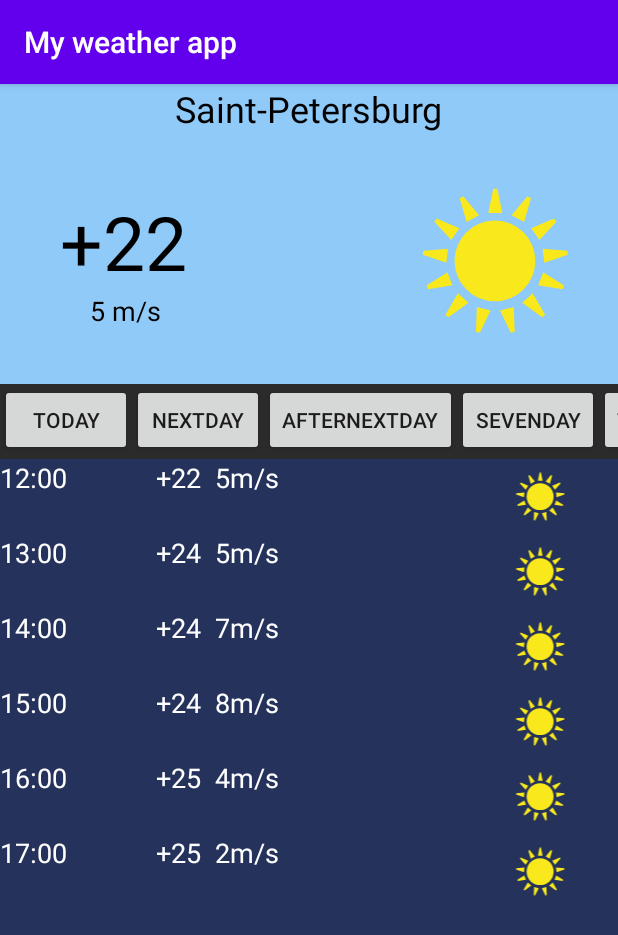
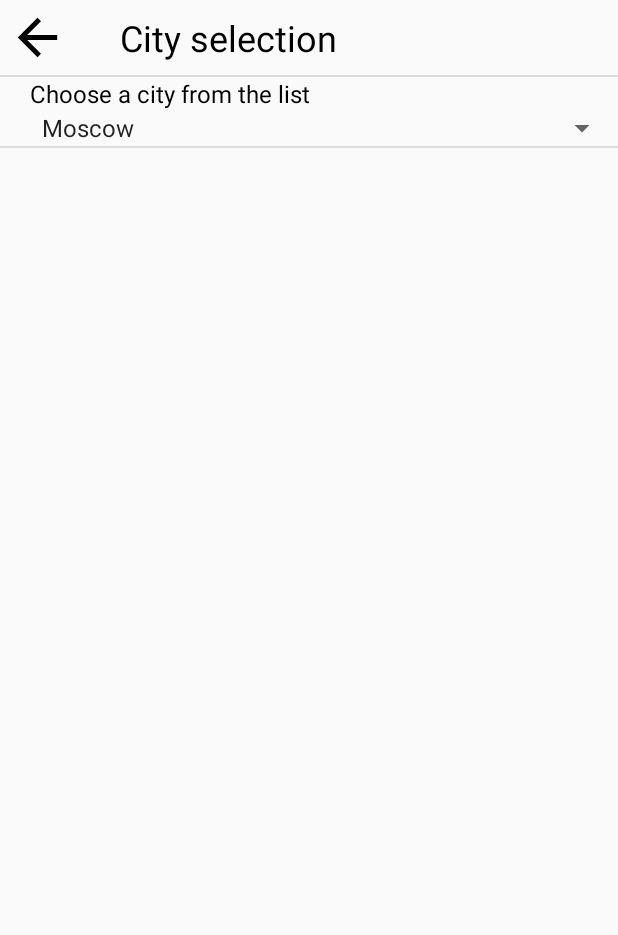
Before and after one commit to agafonovilya/MyWeatherApp, an Android app: the screen it shows after launch (MainActivity), on a phone screen of 412 x 824 dp. Shown: the top 935 px of the screen. Run offline under Robolectric (Android 15) with nearby library versions, the phone set to English and light mode, and no system bars.

Commit message:
Homework 2 implemented

```diff
--- a/app/src/main/AndroidManifest.xml
+++ b/app/src/main/AndroidManifest.xml
@@ -8,7 +8,7 @@
         android:label="@string/app_name"
         android:roundIcon="@mipmap/ic_launcher_round"
         android:supportsRtl="true"
-        android:theme="@style/AppTheme">
+        android:theme="@style/Theme.AppCompat.DayNight.NoActionBar">
         <activity android:name=".MainActivity">
             <intent-filter>
                 <action android:name="android.intent.action.MAIN" />
--- a/app/src/main/java/ru/geekbrains/myweatherapp/MainActivity.java
+++ b/app/src/main/java/ru/geekbrains/myweatherapp/MainActivity.java
@@ -9,6 +9,6 @@ public class MainActivity extends AppCompatActivity {
     @Override
     protected void onCreate(Bundle savedInstanceState) {
         super.onCreate(savedInstanceState);
-        setContentView(R.layout.activity_main);
+        setContentView(R.layout.activity_city_selection);
     }
 }
--- /dev/null
+++ b/app/src/main/res/drawable/ic_baseline_arrow_back_24.xml
@@ -0,0 +1,9 @@
+<vector xmlns:android="http://schemas.android.com/apk/res/android"
+    android:width="24dp"
+    android:height="24dp"
+    android:viewportWidth="24"
+    android:viewportHeight="24">
+  <path
+      android:fillColor="@android:color/black"
+      android:pathData="M20,11H7.83l5.59,-5.59L12,4l-8,8 8,8 1.41,-1.41L7.83,13H20v-2z"/>
+</vector>
--- /dev/null
+++ b/app/src/main/res/layout/activity_city_selection.xml
@@ -0,0 +1,65 @@
+<?xml version="1.0" encoding="utf-8"?>
+<androidx.constraintlayout.widget.ConstraintLayout
+    xmlns:android="http://schemas.android.com/apk/res/android" android:layout_width="match_parent"
+    android:layout_height="match_parent">
+
+    <LinearLayout
+        android:layout_width="match_parent"
+        android:layout_height="match_parent"
+        android:orientation="vertical">
+
+        <LinearLayout
+            android:layout_width="match_parent"
+            android:layout_height="50dp"
+            android:orientation="horizontal">
+
+            <ImageButton
+                android:id="@+id/imageButton2"
+                android:layout_width="50dp"
+                android:layout_height="match_parent"
+                android:background="@android:color/transparent"
+                android:padding="5dp"
+                android:scaleType="centerCrop"
+                android:src="@drawable/ic_baseline_arrow_back_24" />
+
+            <TextView
+                android:id="@+id/textView3"
+                android:layout_width="wrap_content"
+                android:layout_height="match_parent"
+                android:gravity="center_vertical"
+                android:paddingLeft="30dp"
+                android:text="City selection"
+                android:textColor="#000000"
+                android:textSize="24dp" />
+        </LinearLayout>
+
+        <View
+            android:id="@+id/divider"
+            android:layout_width="match_parent"
+            android:layout_height="1dp"
+            android:background="?android:attr/listDivider" />
+
+        <TextView
+            android:id="@+id/textView8"
+            android:layout_width="match_parent"
+            android:layout_height="wrap_content"
+            android:text="Choose a city from the list"
+            android:paddingLeft="20dp"
+            android:textSize="16sp"
+            android:textColor="@android:color/black"/>
+
+        <Spinner
+            android:id="@+id/spinner"
+            android:layout_width="match_parent"
+            android:layout_height="wrap_content"
+            android:entries="@array/arrayOfCity"
+            android:paddingLeft="20dp"
+            />
+
+        <View
+            android:id="@+id/divider3"
+            android:layout_width="match_parent"
+            android:layout_height="1dp"
+            android:background="?android:attr/listDivider" />
+    </LinearLayout>
+</androidx.constraintlayout.widget.ConstraintLayout>
--- a/app/src/main/res/layout/activity_main.xml
+++ b/app/src/main/res/layout/activity_main.xml
@@ -17,115 +17,112 @@
 
         <androidx.constraintlayout.widget.ConstraintLayout
             android:layout_width="match_parent"
-            android:layout_height="200dp"
-            android:background="#90CAF9">
+            android:layout_height="50dp">
 
-            <ImageView
-                android:id="@+id/imageView4"
-                android:layout_width="162dp"
-                android:layout_height="150dp"
-                android:layout_marginTop="10dp"
-                android:layout_marginEnd="1dp"
+            <ImageButton
+                android:id="@+id/imageButton3"
+                android:layout_width="50dp"
+                android:layout_height="50dp"
+                android:background="@android:color/transparent"
+                android:scaleType="centerCrop"
+                android:padding="10dp"
+                app:layout_constraintStart_toStartOf="parent"
+                app:layout_constraintTop_toTopOf="parent"
+                app:srcCompat="@drawable/ic_baseline_location_city_24" />
+
+            <ImageButton
+                android:id="@+id/imageButton"
+                android:layout_width="50dp"
+                android:layout_height="50dp"
+                android:background="@android:color/transparent"
+                android:scaleType="centerCrop"
+                android:padding="10dp"
                 app:layout_constraintEnd_toEndOf="parent"
-                app:layout_constraintTop_toBottomOf="@+id/cityName"
-                app:srcCompat="@drawable/ic_wsymbol_0001_sunny" />
+                app:layout_constraintTop_toTopOf="parent"
+                app:srcCompat="@drawable/ic_cogwheel" />
 
             <TextView
                 android:id="@+id/cityName"
-                android:layout_width="wrap_content"
-                android:layout_height="wrap_content"
-                android:layout_marginStart="91dp"
-                android:layout_marginEnd="91dp"
+                android:layout_width="277dp"
+                android:layout_height="match_parent"
+                android:layout_marginStart="50dp"
+                android:gravity="center"
+                android:singleLine="false"
                 android:text="@string/City"
                 android:textColor="#000000"
-                android:textSize="24sp"
+                app:autoSizeMaxTextSize="24sp"
+                app:autoSizeMinTextSize="12sp"
+                app:autoSizeTextType="uniform"
+                app:layout_constraintEnd_toStartOf="@+id/imageButton"
+                app:layout_constraintStart_toStartOf="parent"
+                app:layout_constraintTop_toTopOf="parent" />
+        </androidx.constraintlayout.widget.ConstraintLayout>
+
+        <androidx.constraintlayout.widget.ConstraintLayout
+            android:layout_width="match_parent"
+            android:layout_height="200dp"
+            android:background="#EDFFEB">
+
+            <TextView
+                android:id="@+id/textView2"
+                android:layout_width="200dp"
+                android:layout_height="20dp"
+                android:layout_marginStart="50dp"
+                android:layout_marginEnd="50dp"
+                android:gravity="center"
+                android:text="Sunny"
+                android:textColor="#000000"
                 app:layout_constraintEnd_toEndOf="parent"
                 app:layout_constraintStart_toStartOf="parent"
-                app:layout_constraintTop_toTopOf="parent" />
-
-            <TextView
-                android:id="@+id/temperature"
-                android:layout_width="wrap_content"
-                android:layout_height="wrap_content"
-                android:layout_marginStart="40dp"
-                android:layout_marginTop="71dp"
-                android:text="+22"
-                android:textColor="#000000"
-                android:textSize="50sp"
-                app:layout_constraintStart_toStartOf="parent"
-                app:layout_constraintTop_toTopOf="parent" />
-
-            <TextView
-                android:id="@+id/wind"
-                android:layout_width="wrap_content"
-                android:layout_height="wrap_content"
-                android:layout_marginStart="60dp"
-                android:text="5 m/s"
-                android:textColor="#000000"
-                android:textSize="18sp"
-                app:layout_constraintStart_toStartOf="parent"
-                app:layout_constraintTop_toBottomOf="@+id/temperature" />
-        </androidx.constraintlayout.widget.ConstraintLayout>
-
-        <HorizontalScrollView
-            android:layout_width="match_parent"
-            android:layout_height="50dp"
-            android:background="#2B2B2B"
-            android:orientation="horizontal">
+                app:layout_constraintTop_toBottomOf="@+id/linearLayout" />
 
             <LinearLayout
-                android:layout_width="wrap_content"
-                android:layout_height="match_parent"
-                android:orientation="horizontal">
+                android:id="@+id/linearLayout"
+                android:layout_width="200dp"
+                android:layout_height="100dp"
+                android:layout_marginStart="50dp"
+                android:layout_marginTop="10dp"
+                android:layout_marginEnd="50dp"
+                android:layout_marginBottom="10dp"
+                android:orientation="horizontal"
+                app:layout_constraintBottom_toBottomOf="parent"
+                app:layout_constraintEnd_toEndOf="parent"
+                app:layout_constraintStart_toStartOf="parent"
+                app:layout_constraintTop_toTopOf="parent">
 
-                <Button
-                    android:id="@+id/today"
-                    android:layout_width="wrap_content"
-                    android:layout_height="wrap_content"
-                    android:layout_weight="1"
-                    android:text="Today" />
+                <TextView
+                    android:id="@+id/textView"
+                    android:layout_width="100dp"
+                    android:layout_height="100dp"
+                    android:gravity="center"
+                    android:text="+22"
+                    android:textColor="#000000"
+                    android:textSize="32sp" />
 
-                <Button
-                    android:id="@+id/nextDay"
-                    android:layout_width="wrap_content"
-                    android:layout_height="wrap_content"
-                    android:layout_weight="1"
-                    android:text="Nextday" />
-
-                <Button
-                    android:id="@+id/afterNextDay"
-                    android:layout_width="wrap_content"
-                    android:layout_height="wrap_content"
-                    android:layout_weight="1"
-                    android:text="afterNextDay" />
-
-                <Button
-                    android:id="@+id/sevenDay"
-                    android:layout_width="wrap_content"
-                    android:layout_height="wrap_content"
-                    android:layout_weight="1"
-                    android:text="sevenDay" />
-
-                <Button
-                    android:id="@+id/twoWeeks"
-                    android:layout_width="wrap_content"
-                    android:layout_height="wrap_content"
-                    android:layout_weight="1"
-                    android:text="twoWeeks" />
+                <ImageView
+                    android:id="@+id/imageView"
+                    android:layout_width="100dp"
+                    android:layout_height="100dp"
+                    android:layout_marginEnd="50dp"
+                    android:scaleType="centerCrop"
+                    app:srcCompat="@drawable/ic_wsymbol_0001_sunny" />
 
             </LinearLayout>
-        </HorizontalScrollView>
+
+        </androidx.constraintlayout.widget.ConstraintLayout>
 
         <ScrollView
             android:layout_width="match_parent"
             android:layout_height="match_parent"
-            android:background="#25335C"
+            android:background="#FFFFFF"
             android:orientation="vertical">
 
             <LinearLayout
                 android:layout_width="match_parent"
                 android:layout_height="wrap_content"
-                android:orientation="vertical">
+                android:orientation="vertical"
+                android:divider="@android:color/black"
+                android:showDividers="middle">
 
                 <LinearLayout
                     android:layout_width="match_parent"
@@ -138,7 +135,7 @@
                         android:layout_weight="1"
                         android:text="12:00"
                         android:textAlignment="gravity"
-                        android:textColor="#FFFFFF"
+                        android:textColor="#000000"
                         android:textSize="18sp" />
 
                     <TextView
@@ -147,7 +144,7 @@
                         android:layout_height="match_parent"
                         android:layout_weight="1"
                         android:text="+22  5m/s"
-                        android:textColor="#FFFFFF"
+                        android:textColor="#000000"
                         android:textSize="18sp" />
 
                     <ImageView
@@ -170,7 +167,7 @@
                         android:layout_weight="1"
                         android:text="13:00"
                         android:textAlignment="gravity"
-                        android:textColor="#FFFFFF"
+                        android:textColor="#000000"
                         android:textSize="18sp" />
 
                     <TextView
@@ -179,7 +176,7 @@
                         android:layout_height="match_parent"
                         android:layout_weight="1"
                         android:text="+24  5m/s"
-                        android:textColor="#FFFFFF"
+                        android:textColor="#000000"
                         android:textSize="18sp" />
 
                     <ImageView
@@ -201,7 +198,7 @@
                         android:layout_weight="1"
                         android:text="14:00"
                         android:textAlignment="gravity"
-                        android:textColor="#FFFFFF"
+                        android:textColor="#000000"
                         android:textSize="18sp" />
 
                     <TextView
@@ -210,7 +207,7 @@
                         android:layout_height="match_parent"
                         android:layout_weight="1"
                         android:text="+24  7m/s"
-                        android:textColor="#FFFFFF"
+                        android:textColor="#000000"
                         android:textSize="18sp" />
 
                     <ImageView
@@ -232,7 +229,7 @@
                         android:layout_weight="1"
                         android:text="15:00"
                         android:textAlignment="gravity"
-                        android:textColor="#FFFFFF"
+                        android:textColor="#000000"
                         android:textSize="18sp" />
 
                     <TextView
@@ -241,7 +238,7 @@
                         android:layout_height="match_parent"
                         android:layout_weight="1"
                         android:text="+24  8m/s"
-                        android:textColor="#FFFFFF"
+                        android:textColor="#000000"
                         android:textSize="18sp" />
 
                     <ImageView
@@ -263,7 +260,7 @@
                         android:layout_weight="1"
                         android:text="16:00"
                         android:textAlignment="gravity"
-                        android:textColor="#FFFFFF"
+                        android:textColor="#000000"
                         android:textSize="18sp" />
 
                     <TextView
@@ -272,7 +269,7 @@
                         android:layout_height="match_parent"
                         android:layout_weight="1"
                         android:text="+25  4m/s"
-                        android:textColor="#FFFFFF"
+                        android:textColor="#000000"
                         android:textSize="18sp" />
 
                     <ImageView
@@ -294,7 +291,7 @@
                         android:layout_weight="1"
                         android:text="17:00"
                         android:textAlignment="gravity"
-                        android:textColor="#FFFFFF"
+                        android:textColor="#000000"
                         android:textSize="18sp" />
 
                     <TextView
@@ -303,7 +300,7 @@
                         android:layout_height="match_parent"
                         android:layout_weight="1"
                         android:text="+25  2m/s"
-                        android:textColor="#FFFFFF"
+                        android:textColor="#000000"
                         android:textSize="18sp" />
 
                     <ImageView
--- a/app/src/main/res/values/strings.xml
+++ b/app/src/main/res/values/strings.xml
@@ -1,4 +1,9 @@
 <resources>
     <string name="app_name">My weather app</string>
     <string name="City">Saint-Petersburg</string>
+    <string-array name="arrayOfCity">
+        <item>Moscow</item>
+        <item>Saint-Petersburg</item>
+        <item>Glazov</item>
+    </string-array>
 </resources>
```
Also changed, not shown: app/src/main/res/drawable/ic_baseline_location_city_24.xml (added, +9 -0 lines), app/src/main/res/drawable/ic_cogwheel.xml (added, +12 -0 lines), app/src/main/res/layout/activity_settings.xml (added, +154 -0 lines).
